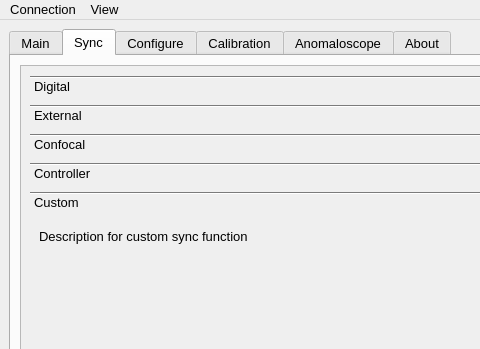
Above: LedDriverGUI/resources/qt/QtDesigner_GUI.ui from berkeley-oz-vision/SixPrimaryProjector before the change; both pictures show x 0 to 480 and y 0 to 349 of the 650 by 793 pixel window. Below: the same form after it.
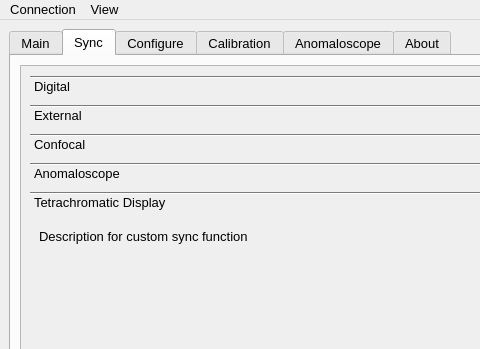
That is the form after the change. The open tabs and pages were chosen to show the change.

```diff
--- a/LedDriverGUI/resources/qt/QtDesigner_GUI.ui
+++ b/LedDriverGUI/resources/qt/QtDesigner_GUI.ui
@@ -3396,7 +3396,7 @@
                 <string>Stream LED intensity changes to driver over USB</string>
                </property>
                <attribute name="label">
-                <string>Controller</string>
+                <string>Anomaloscope</string>
                </attribute>
                <layout class="QGridLayout" name="gridLayout_67">
                 <item row="2" column="0" colspan="2">
@@ -3545,7 +3545,7 @@
                 <string>Use custom written LED sync function in the LED driver code</string>
                </property>
                <attribute name="label">
-                <string>Custom</string>
+                <string>Tetrachromatic Display</string>
                </attribute>
                <layout class="QGridLayout" name="gridLayout_27">
                 <item row="0" column="0" alignment="Qt::AlignTop">
```
Left out of the diff: 37 changed lines with no effect on the pictures. Lines whose indentation alone changed are shown as unchanged.
